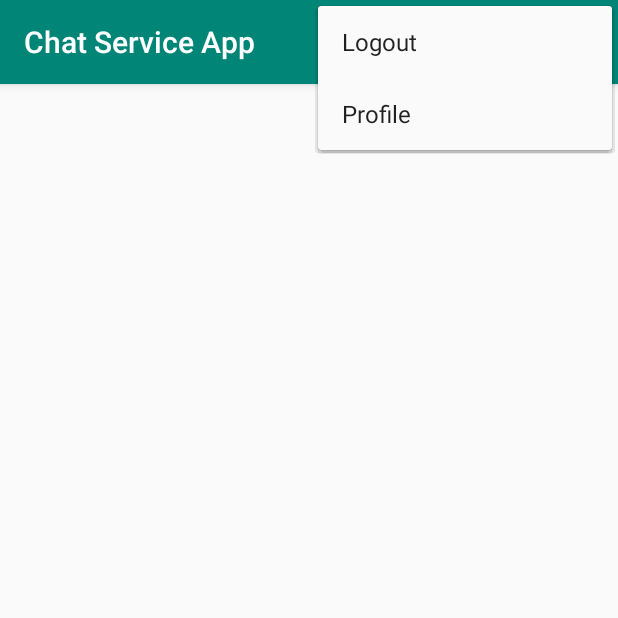
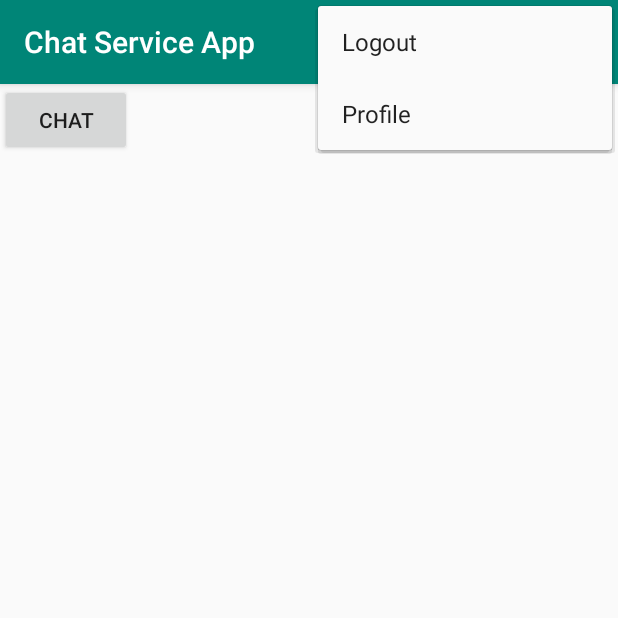
Before and after one commit to JasonHaque/ChatServiceApp, an Android app: the screen it shows after launch once a user with an empty profile is signed in (ChatViewActivity), with the options menu open, on a phone screen of 412 x 824 dp, the top half of it. Run offline under Robolectric (Android 15) with nearby library versions, the phone set to English and light mode, and no system bars; our stand-ins replace CircleImageView, Firebase (no records; nobody signed in at launch, a user with empty details on screens opened directly).

Commit message:
Chat body layout updated

```diff
--- a/app/src/main/java/com/example/chatserviceapp/ChatViewActivity.java
+++ b/app/src/main/java/com/example/chatserviceapp/ChatViewActivity.java
@@ -4,6 +4,8 @@ import android.content.Intent;
 import android.os.Bundle;
 import android.view.Menu;
 import android.view.MenuItem;
+import android.view.View;
+import android.widget.Button;
 
 import androidx.annotation.NonNull;
 import androidx.appcompat.app.AppCompatActivity;
@@ -11,6 +13,8 @@ import androidx.appcompat.app.AppCompatActivity;
 import com.google.firebase.auth.FirebaseAuth;
 
 public class ChatViewActivity extends AppCompatActivity {
+
+      private Button gotochat;
 
 //    CircleImageView pro_img;
 //    TextView usern;
@@ -20,6 +24,14 @@ public class ChatViewActivity extends AppCompatActivity {
     protected void onCreate(Bundle savedInstanceState) {
         super.onCreate(savedInstanceState);
         setContentView(R.layout.activity_chat_view);
+
+        gotochat=findViewById(R.id.bt1);
+        gotochat.setOnClickListener(new View.OnClickListener() {
+            @Override
+            public void onClick(View view) {
+                startActivity(new Intent(ChatViewActivity.this, ChatBodyActivity.class));
+            }
+        });
 
 //        pro_img=findViewById(R.id.profile_image);
 //        usern=findViewById(R.id.user_name);
--- a/app/src/main/res/layout/activity_chat_view.xml
+++ b/app/src/main/res/layout/activity_chat_view.xml
@@ -6,6 +6,11 @@
     android:layout_height="wrap_content"
     android:orientation="vertical"
     tools:context=".ChatViewActivity">
+    <Button
+        android:id="@+id/bt1"
+        android:layout_width="wrap_content"
+        android:layout_height="wrap_content"
+        android:text="Chat" />
 
 
 </LinearLayout>
```
Also changed, not shown: app/src/main/res/layout/activity_chat_body.xml (+42 -2 lines), app/src/main/res/drawable/ic_send_black.png (added).
